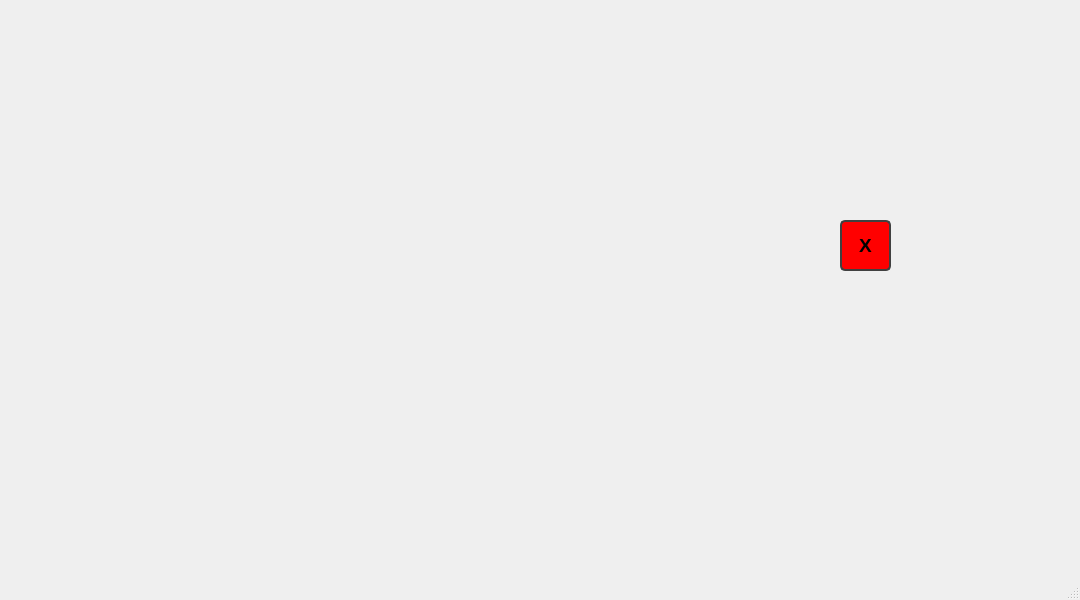
Qt form mainwindow.ui (WenceslaoFB/InterfazAGV_QT) before a commit.
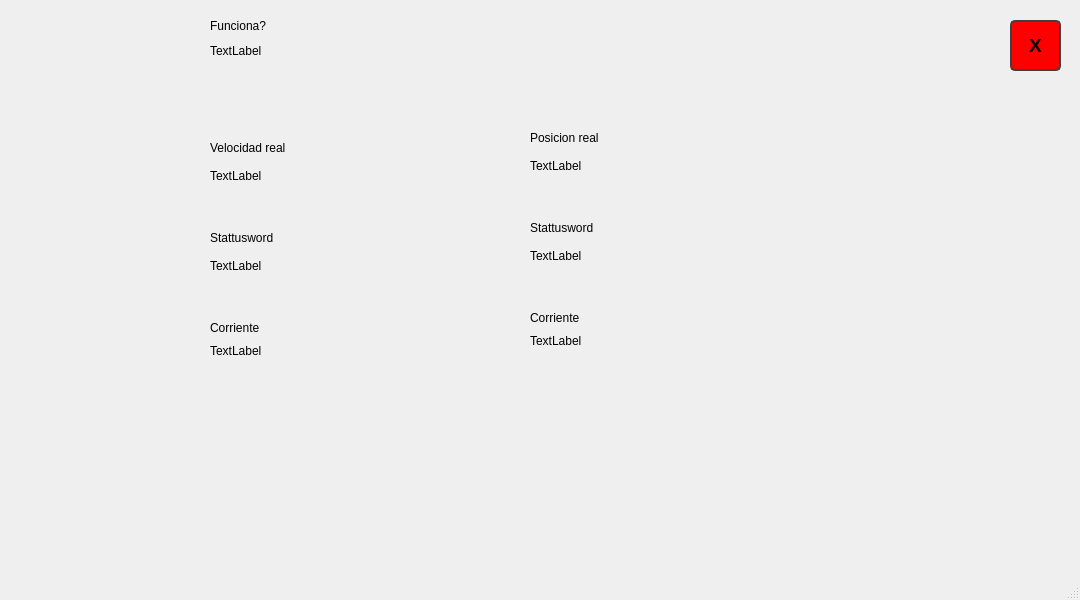
The same form after that commit. The open tabs and pages were chosen to show the change.

```diff
--- a/mainwindow.ui
+++ b/mainwindow.ui
@@ -2800,8 +2800,8 @@
      <widget class="QPushButton" name="back_but_DATOS">
       <property name="geometry">
        <rect>
-        <x>830</x>
-        <y>220</y>
+        <x>1000</x>
+        <y>20</y>
         <width>51</width>
         <height>51</height>
        </rect>
@@ -2833,6 +2833,188 @@
        <string>X</string>
       </property>
      </widget>
+     <widget class="QLabel" name="label_aux">
+      <property name="geometry">
+       <rect>
+        <x>200</x>
+        <y>30</y>
+        <width>141</width>
+        <height>41</height>
+       </rect>
+      </property>
+      <property name="text">
+       <string>TextLabel</string>
+      </property>
+     </widget>
+     <widget class="QLabel" name="label">
+      <property name="geometry">
+       <rect>
+        <x>200</x>
+        <y>15</y>
+        <width>81</width>
+        <height>21</height>
+       </rect>
+      </property>
+      <property name="text">
+       <string>Funciona?</string>
+      </property>
+     </widget>
+     <widget class="QLabel" name="label_4">
+      <property name="geometry">
+       <rect>
+        <x>200</x>
+        <y>140</y>
+        <width>121</width>
+        <height>16</height>
+       </rect>
+      </property>
+      <property name="text">
+       <string>Velocidad real</string>
+      </property>
+     </widget>
+     <widget class="QLabel" name="label_SPEED">
+      <property name="geometry">
+       <rect>
+        <x>200</x>
+        <y>160</y>
+        <width>81</width>
+        <height>31</height>
+       </rect>
+      </property>
+      <property name="text">
+       <string>TextLabel</string>
+      </property>
+     </widget>
+     <widget class="QLabel" name="label_17">
+      <property name="geometry">
+       <rect>
+        <x>200</x>
+        <y>230</y>
+        <width>91</width>
+        <height>16</height>
+       </rect>
+      </property>
+      <property name="text">
+       <string>Stattusword</string>
+      </property>
+     </widget>
+     <widget class="QLabel" name="label_STATUSW">
+      <property name="geometry">
+       <rect>
+        <x>200</x>
+        <y>250</y>
+        <width>81</width>
+        <height>31</height>
+       </rect>
+      </property>
+      <property name="text">
+       <string>TextLabel</string>
+      </property>
+     </widget>
+     <widget class="QLabel" name="label_16">
+      <property name="geometry">
+       <rect>
+        <x>200</x>
+        <y>320</y>
+        <width>81</width>
+        <height>16</height>
+       </rect>
+      </property>
+      <property name="text">
+       <string>Corriente</string>
+      </property>
+     </widget>
+     <widget class="QLabel" name="label_CORR">
+      <property name="geometry">
+       <rect>
+        <x>200</x>
+        <y>340</y>
+        <width>81</width>
+        <height>21</height>
+       </rect>
+      </property>
+      <property name="text">
+       <string>TextLabel</string>
+      </property>
+     </widget>
+     <widget class="QLabel" name="label_18">
+      <property name="geometry">
+       <rect>
+        <x>520</x>
+        <y>130</y>
+        <width>121</width>
+        <height>16</height>
+       </rect>
+      </property>
+      <property name="text">
+       <string>Posicion real</string>
+      </property>
+     </widget>
+     <widget class="QLabel" name="label_19">
+      <property name="geometry">
+       <rect>
+        <x>520</x>
+        <y>220</y>
+        <width>91</width>
+        <height>16</height>
+       </rect>
+      </property>
+      <property name="text">
+       <string>Stattusword</string>
+      </property>
+     </widget>
+     <widget class="QLabel" name="label_CORR_pos">
+      <property name="geometry">
+       <rect>
+        <x>520</x>
+        <y>330</y>
+        <width>81</width>
+        <height>21</height>
+       </rect>
+      </property>
+      <property name="text">
+       <string>TextLabel</string>
+      </property>
+     </widget>
+     <widget class="QLabel" name="label_POS">
+      <property name="geometry">
+       <rect>
+        <x>520</x>
+        <y>150</y>
+        <width>81</width>
+        <height>31</height>
+       </rect>
+      </property>
+      <property name="text">
+       <string>TextLabel</string>
+      </property>
+     </widget>
+     <widget class="QLabel" name="label_20">
+      <property name="geometry">
+       <rect>
+        <x>520</x>
+        <y>310</y>
+        <width>81</width>
+        <height>16</height>
+       </rect>
+      </property>
+      <property name="text">
+       <string>Corriente</string>
+      </property>
+     </widget>
+     <widget class="QLabel" name="label_STATUSW_pos">
+      <property name="geometry">
+       <rect>
+        <x>520</x>
+        <y>240</y>
+        <width>81</width>
+        <height>31</height>
+       </rect>
+      </property>
+      <property name="text">
+       <string>TextLabel</string>
+      </property>
+     </widget>
     </widget>
    </widget>
   </widget>
```
Left out of the diff: 13 changed lines with no effect on the pictures.
